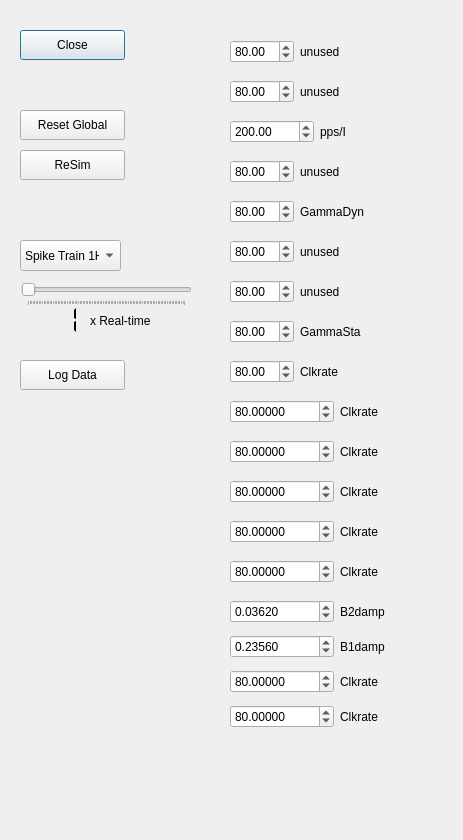
This is projects/spindle_neuron/spindle_neuron_pytester/Controls.ui in wonjsohn/nerf-verilog as Qt 5 draws it before an edit. The edited form follows.
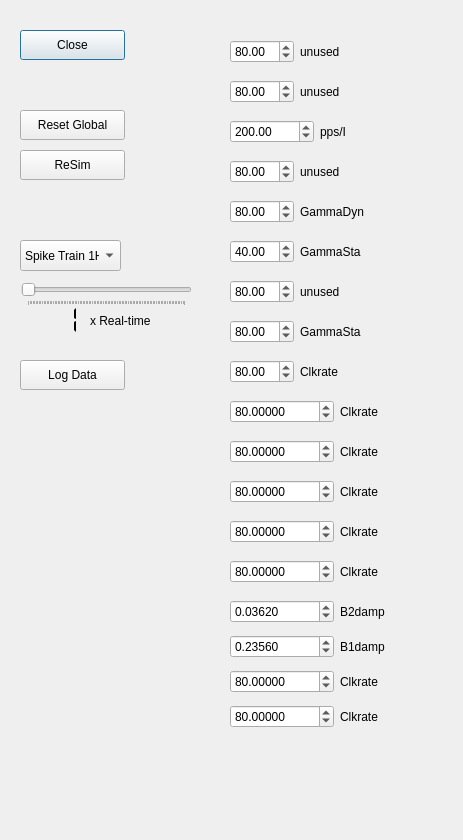
This is the edited form.

Commit message: Tested ramp-hold. To-do: Added GammaSta in the spindle_neuron_xem6010.v wrapper

What changed in the file:
```diff
--- a/projects/spindle_neuron/spindle_neuron_pytester/Controls.ui
+++ b/projects/spindle_neuron/spindle_neuron_pytester/Controls.ui
@@ -733,7 +733,7 @@
     <item row="0" column="1">
      <widget class="QLabel" name="label_5">
       <property name="text">
-       <string>unused</string>
+       <string>GammaSta</string>
       </property>
      </widget>
     </item>
@@ -743,7 +743,7 @@
        <double>200.000000000000000</double>
       </property>
       <property name="value">
-       <double>80.000000000000000</double>
+       <double>40.000000000000000</double>
       </property>
      </widget>
     </item>
@@ -1101,7 +1101,7 @@
      <x>230</x>
      <y>670</y>
      <width>203</width>
-     <height>29</height>
+     <height>34</height>
     </rect>
    </property>
    <layout class="QFormLayout" name="formLayout_16">
@@ -1133,7 +1133,7 @@
      <x>230</x>
      <y>705</y>
      <width>203</width>
-     <height>29</height>
+     <height>34</height>
     </rect>
    </property>
    <layout class="QFormLayout" name="formLayout_17">
```
Left out of the diff: 27 changed lines with no effect on the pictures. The commit also changes 4 other files.
